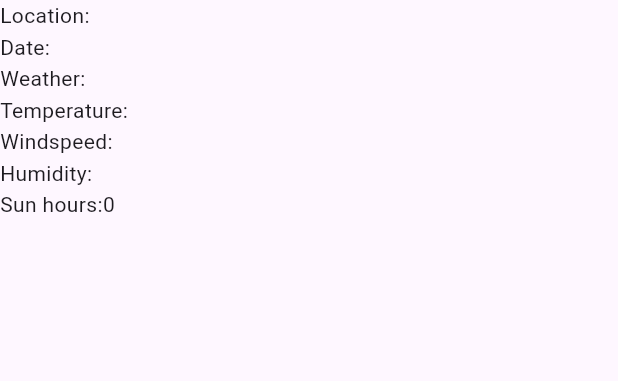
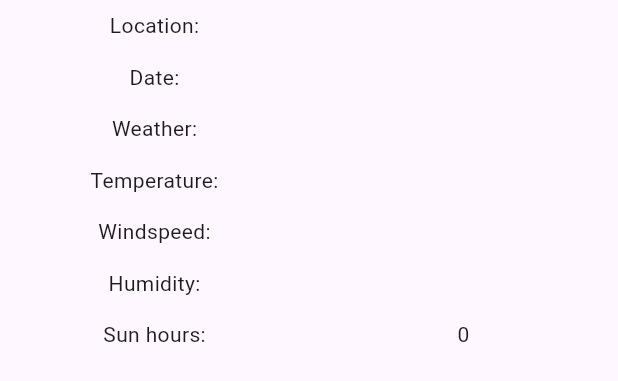
Before and after one commit to birkenfunk/SQS-Frontend, a Flutter app: the WeatherDisplay widget shown alone on an empty page, opened directly, on a phone screen of 412 x 824 dp. Shown: the top 381 px of the screen. Run offline on Flutter 3.47's test engine with Material 3 defaults, Android fonts, the light colour scheme and no system bars; our stand-ins replace dio.

Commit message:
Use GridView for Weather

```diff
--- a/src/lib/weather/WeatherDisplay.dart
+++ b/src/lib/weather/WeatherDisplay.dart
@@ -1,15 +1,13 @@
 import 'package:flutter/material.dart';
 import 'package:provider/provider.dart';
-import 'package:src/components/StartScafold.dart';
 import 'package:src/entities/weather_dto.dart';
 import 'package:src/services/providers/WeatherProvider.dart';
 
-class WeatherDisplay extends StatefulWidget{
+class WeatherDisplay extends StatefulWidget {
   const WeatherDisplay({super.key});
 
   @override
   State<StatefulWidget> createState() => _WeatherDisplayState();
-
 }
 
 class _WeatherDisplayState extends State<WeatherDisplay> {
@@ -18,52 +16,50 @@ class _WeatherDisplayState extends State<WeatherDisplay> {
     WeatherDto? weatherDto = context.watch<WeatherProvider>().weatherDto;
     weatherDto ??= WeatherDto("", "", "", 0, "", "", "");
 
-    String toDisplay = weatherDto.toString();
-
-    return Column(
+    return GridView.count(
+      crossAxisCount: 2,
+      childAspectRatio: 6,
       children: [
-        Row(
-          children: [
-            const Text("Location:"),
-            Text(weatherDto.location)
-          ],
+        const Center(
+          child: Text("Location:"),
         ),
-        Row(
-          children: [
-            const Text("Date:"),
-            Text(weatherDto.date)
-          ],
+        Center(
+          child: Text(weatherDto.location),
         ),
-        Row(
-          children: [
-            const Text("Weather:"),
-            Text(weatherDto.weather)
-          ],
+        const Center(
+          child: Text("Date:"),
         ),
-        Row(
-          children: [
-            const Text("Temperature:"),
-            Text(weatherDto.temperature)
-          ],
+        Center(
+          child: Text(weatherDto.date),
         ),
-        Row(
-          children: [
-            const Text("Windspeed:"),
-            Text(weatherDto.windSpeed)
-          ],
+        const Center(
+          child: Text("Weather:"),
         ),
-        Row(
-          children: [
-            const Text("Humidity:"),
-            Text(weatherDto.humidity)
-          ],
+        Center(
+          child: Text(weatherDto.weather),
         ),
-        Row(
-          children: [
-            const Text("Sun hours:"),
-            Text(weatherDto.sunHours.toString())
-          ],
+        const Center(
+          child: Text("Temperature:"),
         ),
+        Center(
+          child: Text(weatherDto.temperature),
+        ),
+        const Center(
+          child: Text("Windspeed:"),
+        ),
+        Center(
+          child: Text(weatherDto.windSpeed),
+        ),
+        const Center(
+          child: Text("Humidity:"),
+        ),
+        Center(
+          child: Text(weatherDto.humidity),
+        ),
+        const Center(
+          child: Text("Sun hours:"),
+        ),
+        Center(child: Text(weatherDto.sunHours.toString())),
       ],
     );
   }
--- a/src/lib/weather/WeatherPage.dart
+++ b/src/lib/weather/WeatherPage.dart
@@ -35,7 +35,11 @@ class _WeatherPageState extends State<WeatherPage> {
         child: Column(
           children: [
             const SelectCityForm(),
-            weatherDisplay
+            SizedBox(
+              height: MediaQuery.of(context).size.height-200,
+              width: 400,
+              child: weatherDisplay,
+            )
           ],
         )
     );
```
